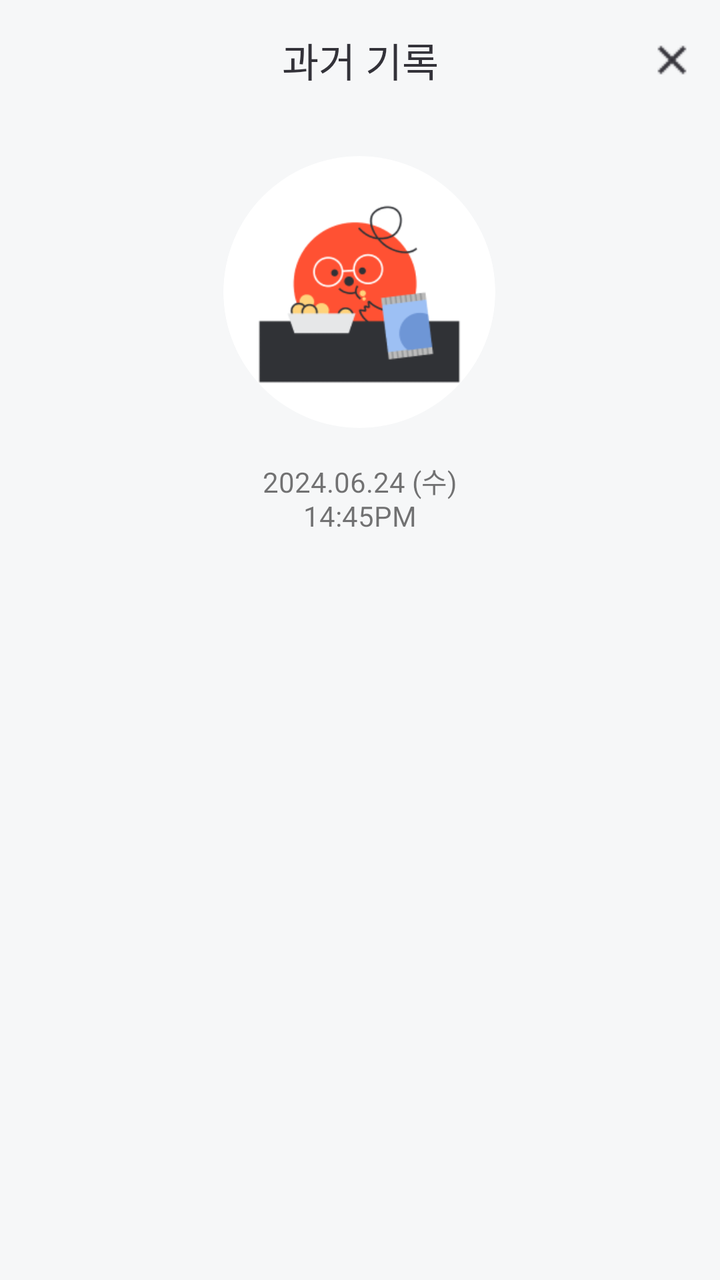
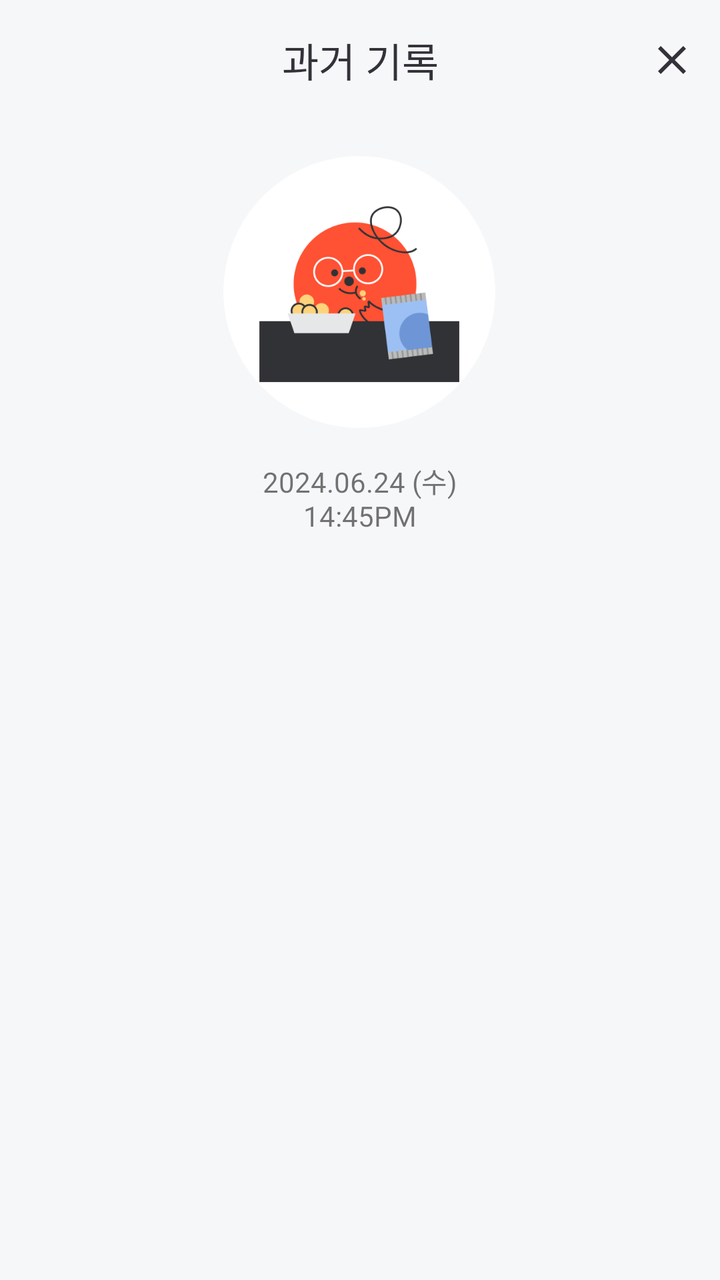

An Android layout rendered at two revisions. The XML below is the earlier revision; the diff shows what the commit changed to produce the second picture.
<!-- AndroidManifest.xml: application theme Theme.BeYourEyes -->
<!-- res/layout/activity_my_past_detail.xml -->
<androidx.constraintlayout.widget.ConstraintLayout
    xmlns:android="http://schemas.android.com/apk/res/android"
    xmlns:tools="http://schemas.android.com/tools"
    xmlns:app="http://schemas.android.com/apk/res-auto"
    android:layout_width="match_parent"
    android:layout_height="match_parent"
    android:background="@color/gray_50"
    tools:context=".MyPastDetailActivity">

    <androidx.appcompat.widget.Toolbar
        android:id="@+id/toolbar"
        android:layout_width="match_parent"
        android:layout_height="60dp"
        android:background="@color/gray_50"
        app:contentInsetEnd="0dp"
        app:contentInsetStart="0dp"
        app:layout_constraintEnd_toEndOf="parent"
        app:layout_constraintHorizontal_bias="1.0"
        app:layout_constraintStart_toStartOf="parent"
        app:layout_constraintTop_toTopOf="parent">


        <ImageButton
            android:id="@+id/back"
            android:layout_width="wrap_content"
            android:layout_height="wrap_content"
            android:layout_gravity="right"
            android:background="?android:attr/selectableItemBackground"
            android:contentDescription="뒤로가기"
            android:padding="12dp"
            android:src="@drawable/my_past_detail_close"
            app:tint="@color/gray_950" />

        
        <TextView
            android:id="@+id/title"
            android:layout_width="wrap_content"
            android:layout_height="wrap_content"
            android:layout_gravity="center"
            android:text="@string/my_past_detail_title"
            android:textAppearance="@style/ToolBarTitleStyle"
            android:textColor="@color/gray_950" />
    </androidx.appcompat.widget.Toolbar>

    <ImageView
        android:id="@+id/imageView6"
        android:layout_width="136dp"
        android:layout_height="136dp"
        android:layout_marginTop="18dp"
        app:layout_constraintEnd_toEndOf="parent"
        android:background="@drawable/shape_background_white_oval"
        android:src="@drawable/onboarding_image3"
        android:scaleType="centerCrop"
        android:clipToOutline="true"
        app:layout_constraintHorizontal_bias="0.498"
        app:layout_constraintStart_toStartOf="parent"
        app:layout_constraintTop_toBottomOf="@+id/toolbar">

    </ImageView>

    <TextView
        android:layout_width="103dp"
        android:layout_height="wrap_content"
        android:layout_marginTop="16dp"
        android:textAlignment="center"
        android:text="@string/my_past_detail_day"
        app:layout_constraintEnd_toEndOf="parent"
        app:layout_constraintStart_toStartOf="parent"
        app:layout_constraintTop_toBottomOf="@+id/imageView6">

    </TextView>


</androidx.constraintlayout.widget.ConstraintLayout>
<!-- resources referenced by this layout -->
<resources>
  <color name="gray_50">#F6F7F8</color>
  <color name="gray_950">#333239</color>
  <!-- drawable my_past_detail_close: png bitmap (drawable, 319 bytes) -->
  <!-- drawable onboarding_image3: png bitmap (drawable, 10653 bytes) -->
  <!-- drawable shape_background_white_oval (drawable) -->
  <?xml version="1.0" encoding="utf-8"?>
  <shape xmlns:android="http://schemas.android.com/apk/res/android"
      android:shape="oval">
      <size android:width="136dp" android:height="136dp"/>
      <solid android:color="@color/white"/> 
  </shape>
  <string name="my_past_detail_day">2024.06.24 (수)\n14:45PM</string>
  <string name="my_past_detail_title">과거 기록</string>
  <style name="ToolBarTitleStyle">
          <item name="android:fontFamily">@font/wanted_sans_extra_bold</item>
          <item name="android:textSize">20sp</item>
      </style>
  <style name="Theme.BeYourEyes" parent="Theme.MaterialComponents.Light.NoActionBar">
          
          <item name="colorPrimary">@color/purple_500</item>
          <item name="colorPrimaryVariant">@color/purple_700</item>
          <item name="colorOnPrimary">@color/white</item>
          
          <item name="colorSecondary">@color/teal_200</item>
          <item name="colorSecondaryVariant">@color/teal_700</item>
          <item name="colorOnSecondary">@color/black</item>
          
          <item name="android:statusBarColor">?attr/colorPrimaryVariant</item>
          
      </style>
  <color name="white">#FFFFFF</color>
  <color name="purple_500">#FF6200EE</color>
  <color name="purple_700">#FF3700B3</color>
  <color name="teal_200">#FF03DAC5</color>
  <color name="teal_700">#FF018786</color>
  <color name="black">#FF000000</color>
</resources>

<!-- the commit's change to res/layout/activity_my_past_detail.xml (unified diff, before → after) -->
@@ -28,7 +28,7 @@
             android:background="?android:attr/selectableItemBackground"
             android:contentDescription="뒤로가기"
             android:padding="12dp"
-            android:src="@drawable/my_past_detail_close"
+            android:src="@drawable/close"
             app:tint="@color/gray_950" />
 
         
<!-- resource entries referenced after the edit -->
@@ -2,8 +2,17 @@
 <resources>
   <color name="gray_50">#F6F7F8</color>
   <color name="gray_950">#333239</color>
-  <!-- drawable my_past_detail_close: png bitmap (drawable, 319 bytes) -->
-  <!-- drawable onboarding_image3: png bitmap (drawable, 10653 bytes) -->
+  <!-- drawable close (drawable) -->
+  <vector xmlns:android="http://schemas.android.com/apk/res/android"
+      android:width="24dp"
+      android:height="24dp"
+      android:viewportWidth="24"
+      android:viewportHeight="24">
+    <path
+        android:pathData="M19,6.41L17.59,5L12,10.59L6.41,5L5,6.41L10.59,12L5,17.59L6.41,19L12,13.41L17.59,19L19,17.59L13.41,12L19,6.41Z"
+        android:fillColor="#FFF"/>
+  </vector>
+  <!-- drawable onboarding_image3: png bitmap (drawable, 24795 bytes) -->
   <!-- drawable shape_background_white_oval (drawable) -->
   <?xml version="1.0" encoding="utf-8"?>
   <shape xmlns:android="http://schemas.android.com/apk/res/android"
